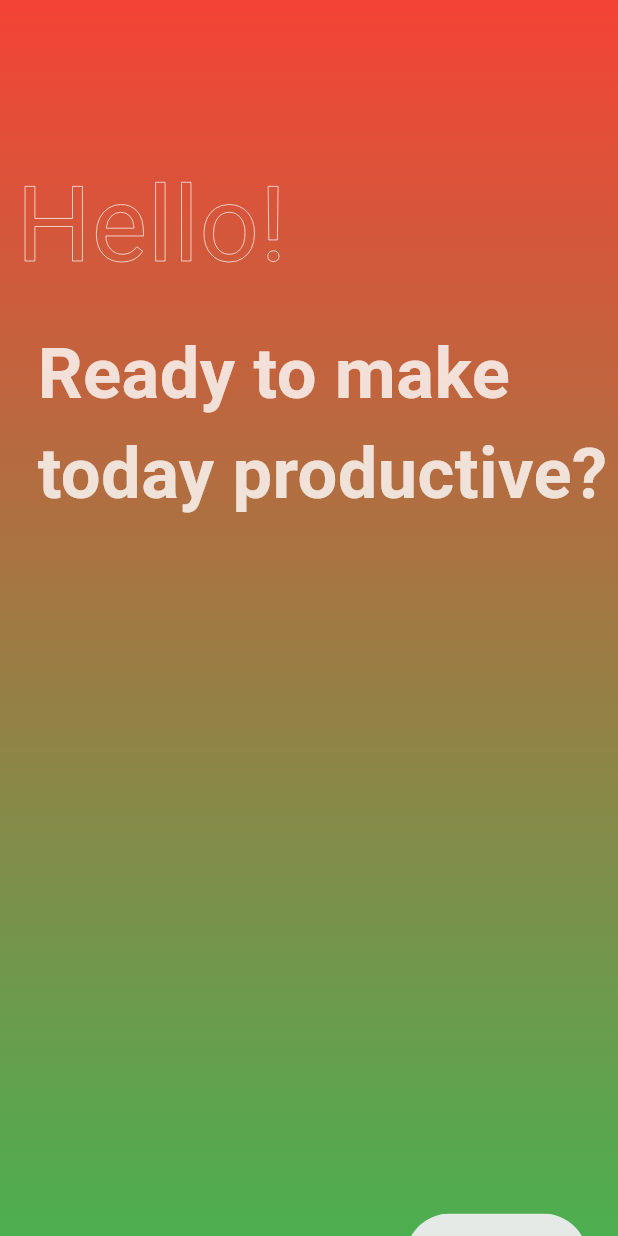
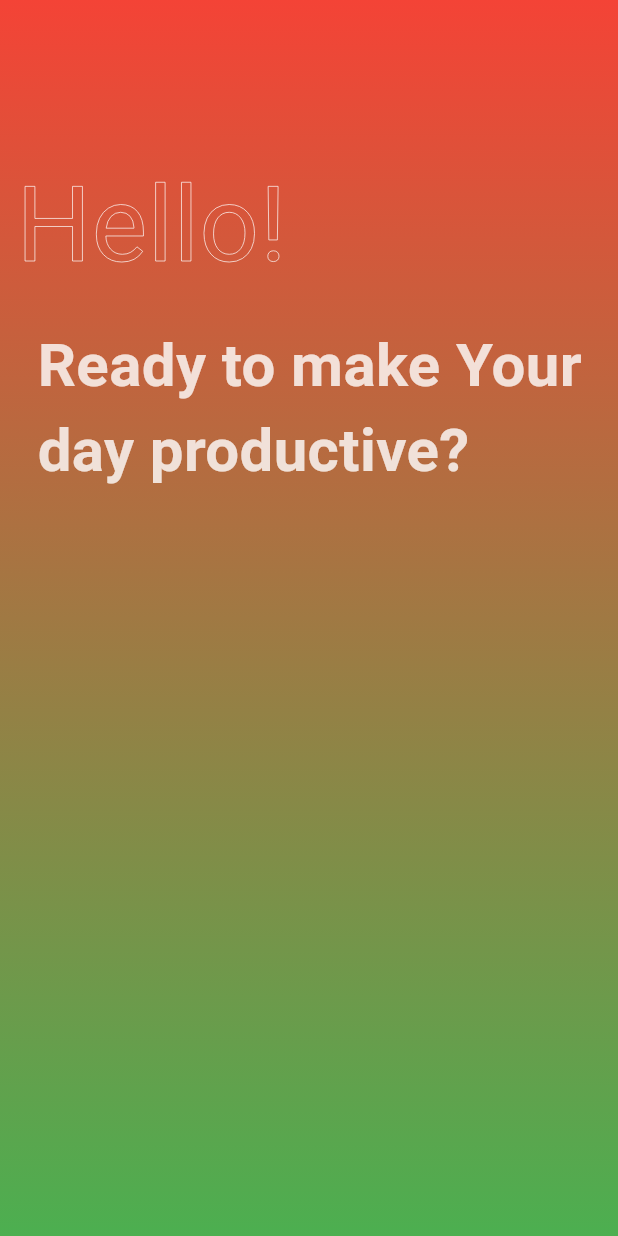
Before and after one commit to Dave-notch/dummy_test_app, a Flutter app: the screen it shows after launch, on a phone screen of 412 x 824 dp. Run offline on Flutter 3.47's test engine with Material 3 defaults, Android fonts, the phone set to English and light mode, and no system bars; our stand-ins replace device_preview, flutter_slidable, google_fonts, hive, hive_flutter; missing offline and left inert: dart:ffi; accounts and stored records are empty.

Commit message:
Hive database added

```diff
--- a/lib/Utilities/dialog_box.dart
+++ b/lib/Utilities/dialog_box.dart
@@ -36,7 +36,7 @@ class _DialogBoxState extends State<DialogBox> {
                 decoration: InputDecoration(
                   hintText: "Enter your New task",
                   border: OutlineInputBorder(),
-                  errorText: hasError ? "Task cant be empty" : null,
+                  errorText: hasError ? "Task can't be empty" : null,
                 ),
               ),
               Padding(
--- /dev/null
+++ b/lib/data/data_base.dart
@@ -0,0 +1,26 @@
+// import 'package:dummy_test_app/pages/gettin_started.dart';
+// import 'package:dummy_test_app/pages/welcome.dart';
+import 'package:hive_flutter/hive_flutter.dart';
+
+class Tododatebase {
+  List TodoList = [];
+  final _mybox = Hive.box('Mybox');
+  // first time opening app
+  void CreateInitialdata() {}
+
+  void loadData() {
+    TodoList = _mybox.get('TODOLIST');
+  }
+
+  void updateDatabase() {
+    _mybox.put('TODOLIST', TodoList);
+  }
+
+  bool isFirstTime() {
+    return _mybox.get('isFirstTime') ?? true;
+  }
+
+  void markFirstTimeSeen() {
+    _mybox.put('isFirstTime', false);
+  }
+}
--- a/lib/main.dart
+++ b/lib/main.dart
@@ -4,19 +4,44 @@ import 'package:dummy_test_app/pages/Home_page.dart';
 import 'package:dummy_test_app/pages/gettin_started.dart';
 import 'package:dummy_test_app/pages/welcome.dart';
 import 'package:flutter/material.dart';
+import 'package:hive/hive.dart';
+import 'package:hive_flutter/hive_flutter.dart';
 
-void main() {
+class Tododatabase {
+  final _mybox = Hive.box('Mybox');
+
+  // First-time launch check
+  bool isFirstTime() {
+    return _mybox.get('isFirstTime') ?? true;
+  }
+
+  // Mark welcome page as seen
+  void markFirstTimeSeen() {
+    _mybox.put('isFirstTime', false);
+  }
+}
+
+void main() async {
+  WidgetsFlutterBinding.ensureInitialized();
+
+  // Hive initialization
+  await Hive.initFlutter();
+  var box = await Hive.openBox('Mybox');
+
+  final db = Tododatabase();
+
   runApp(
     DevicePreview(
       builder: (context) {
-        return const MyApp();
+        return MyApp(firstLaunch: db.isFirstTime());
       },
     ),
   );
 }
 
 class MyApp extends StatelessWidget {
-  const MyApp({super.key});
+  final bool firstLaunch;
+  const MyApp({super.key, required this.firstLaunch});
 
   @override
   Widget build(BuildContext context) {
@@ -24,12 +49,10 @@ class MyApp extends StatelessWidget {
       locale: DevicePreview.locale(context),
       builder: DevicePreview.appBuilder,
       debugShowCheckedModeBanner: false,
-      home: WelcomePage(),
       theme: ThemeData(primarySwatch: Colors.green),
-      routes: {
-        '/Homepage': (context) => HomePage(),
-        '/getStarted': (context) => getStarted(),
-      },
+
+      // Only change this line: show WelcomePage if first launch
+      home: firstLaunch ? const WelcomePage() : const getStarted(),
     );
   }
 }
--- a/lib/pages/welcome.dart
+++ b/lib/pages/welcome.dart
@@ -1,12 +1,60 @@
+import 'package:dummy_test_app/data/data_base.dart';
+import 'package:dummy_test_app/pages/gettin_started.dart';
 import 'package:flutter/material.dart';
+import 'package:flutter_slidable/flutter_slidable.dart';
+import 'package:hive_flutter/hive_flutter.dart';
 
-class WelcomePage extends StatelessWidget {
+class WelcomePage extends StatefulWidget {
   const WelcomePage({super.key});
+
+  @override
+  State<WelcomePage> createState() => _WelcomePageState();
+}
+
+class _WelcomePageState extends State<WelcomePage> {
+  final _mybox = Hive.box('Mybox');
+  Tododatebase db = Tododatebase();
+
+  @override
+  void initState() {
+    super.initState();
+
+    // Initialize Todo list if empty
+    if (_mybox.get("TODOLIST") == null) {
+      db.markFirstTimeSeen();
+    } else {
+      db.loadData();
+    }
+  }
 
   @override
   Widget build(BuildContext context) {
     return Scaffold(
-      body: Container(
+      body: Dismissible(
+        key: const Key('full_screen'),
+        direction: DismissDirection.horizontal,
+
+        confirmDismiss: (direction) async {
+          Navigator.pushReplacement(
+            context,
+            MaterialPageRoute(builder: (_) => getStarted()),
+          );
+          return false;
+        },
+        background: Container(
+          decoration: BoxDecoration(
+            gradient: LinearGradient(
+              begin: Alignment.bottomCenter,
+              end: Alignment.topCenter,
+              colors: [
+                const Color.fromARGB(255, 39, 108, 157),
+                const Color.fromARGB(255, 91, 12, 94),
+              ],
+            ),
+          ),
+        ),
+
+        child: Container(
           decoration: BoxDecoration(
             gradient: LinearGradient(
               begin: Alignment.bottomCenter,
@@ -33,16 +81,16 @@ class WelcomePage extends StatelessWidget {
               Padding(
                 padding: const EdgeInsets.only(left: 25, top: 15),
                 child: Text(
-                "Ready to make today productive?",
+                  "Ready to make Your day productive?",
                   style: TextStyle(
-                  fontSize: 47,
+                    fontSize: 40,
                     fontWeight: FontWeight.bold,
                     foreground: Paint()..color = Colors.white.withOpacity(0.8),
                   ),
                 ),
               ),
               Padding(
-              padding: const EdgeInsets.only(top: 460, left: 270, right: 20),
+                padding: const EdgeInsets.only(top: 500, left: 270, right: 20),
                 child: ClipRRect(
                   borderRadius: BorderRadius.circular(30),
                   child: Material(
@@ -61,7 +109,11 @@ class WelcomePage extends StatelessWidget {
                       ),
 
                       onTap: () {
-                      Navigator.pushNamed(context, '/getStarted');
+                        db.markFirstTimeSeen();
+                        Navigator.push(
+                          context,
+                          MaterialPageRoute(builder: (_) => getStarted()),
+                        );
                       },
                     ),
                   ),
@@ -70,6 +122,7 @@ class WelcomePage extends StatelessWidget {
             ],
           ),
         ),
+      ),
     );
   }
 }
```
Also changed, not shown: lib/pages/Home_page.dart (+32 -12 lines), lib/pages/gettin_started.dart (+60 -6 lines), 1 other file. Lines whose indentation alone changed are shown as unchanged.
